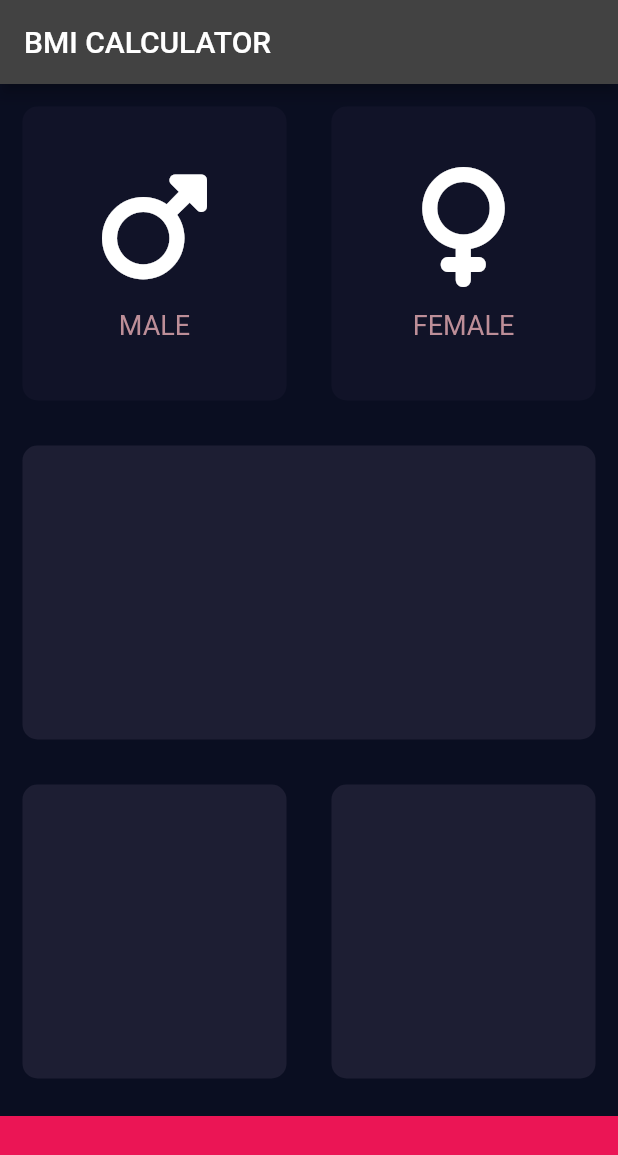
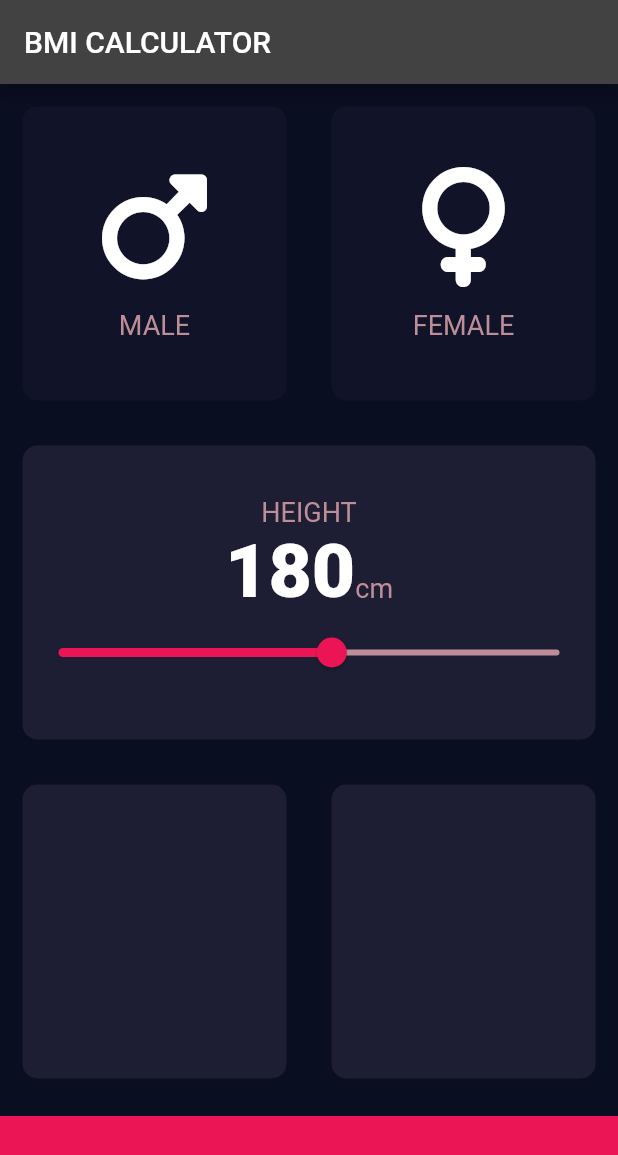
Before and after one commit to mfrancetic/bmi-calculator, a Flutter app: the screen it shows after launch, on a phone screen of 412 x 824 dp. Shown: the top 1155 px of the screen. Run offline on Flutter 3.47's test engine with Material 2 defaults, Android fonts, the phone set to English and light mode, and no system bars; our stand-ins replace font_awesome_flutter.

Commit message:
Implement toggling the selected state of male and female cards; add a height and slider to the midle card

```diff
--- a/lib/input/input_page.dart
+++ b/lib/input/input_page.dart
@@ -5,6 +5,7 @@ import 'package:flutter_bmi_calculator/models/gender.dart';
 import 'package:flutter_bmi_calculator/utils/constants/colors.dart';
 import 'package:flutter_bmi_calculator/utils/constants/dimensions.dart';
 import 'package:flutter_bmi_calculator/utils/constants/strings.dart';
+import 'package:flutter_bmi_calculator/utils/constants/styles.dart';
 import 'package:font_awesome_flutter/font_awesome_flutter.dart';
 
 class InputPage extends StatefulWidget {
@@ -16,6 +17,7 @@ class InputPage extends StatefulWidget {
 
 class _InputPageState extends State<InputPage> {
   Gender? selectedGender;
+  int height = 180;
 
   @override
   Widget build(BuildContext context) {
@@ -24,65 +26,99 @@ class _InputPageState extends State<InputPage> {
           title: const Text('BMI CALCULATOR'),
         ),
         body: Column(
+          crossAxisAlignment: CrossAxisAlignment.stretch,
           children: [
             Expanded(
               child: Row(
                 children: [
                   Expanded(
-                      child: GestureDetector(
-                    onTap: () {
-                      setState(() {
-                        selectedGender = Gender.male;
-                      });
-                    },
                     child: ReusableCard(
                       color: selectedGender == Gender.male
-                          ? inputPageActiveCardColor
-                          : inputPageInactiveCardColor,
+                          ? kInputPageActiveCardColor
+                          : kInputPageInactiveCardColor,
                       cardChild: const IconContent(
-                        label: iconContentLabelMale,
+                        label: kIconContentLabelMale,
                         icon: FontAwesomeIcons.mars,
                       ),
+                      onPress: () {
+                        setState(() {
+                          selectedGender = Gender.male;
+                        });
+                      },
                     ),
-                  )),
+                  ),
                   Expanded(
-                      child: GestureDetector(
-                    onTap: () {
+                      child: ReusableCard(
+                    color: selectedGender == Gender.female
+                        ? kInputPageActiveCardColor
+                        : kInputPageInactiveCardColor,
+                    cardChild: const IconContent(
+                      label: kIconContentLabelFemale,
+                      icon: FontAwesomeIcons.venus,
+                    ),
+                    onPress: () {
                       setState(() {
                         selectedGender = Gender.female;
                       });
                     },
-                    child: ReusableCard(
-                      color: selectedGender == Gender.female
-                          ? inputPageActiveCardColor
-                          : inputPageInactiveCardColor,
-                      cardChild: const IconContent(
-                        label: iconContentLabelFemale,
-                        icon: FontAwesomeIcons.venus,
-                      ),
-                    ),
                   )),
                 ],
               ),
             ),
-            const Expanded(
-                child: ReusableCard(color: inputPageActiveCardColor)),
+            Expanded(
+                child: ReusableCard(
+              color: kInputPageActiveCardColor,
+              cardChild: Column(
+                mainAxisAlignment: MainAxisAlignment.center,
+                children: [
+                  const Text(
+                    'HEIGHT',
+                    style: kLabelTextStyle,
+                  ),
+                  Row(
+                    mainAxisAlignment: MainAxisAlignment.center,
+                    crossAxisAlignment: CrossAxisAlignment.baseline,
+                    textBaseline: TextBaseline.alphabetic,
+                    children: [
+                      Text(height.toString(), style: kNumberTextStyle),
+                      const Text('cm', style: kLabelTextStyle),
+                    ],
+                  ),
+                  Slider(
+                    min: 120.0,
+                    max: 230.0,
+                    activeColor: kAccentColor,
+                    inactiveColor: kLightGrey,
+                    value: height.toDouble(),
+                    onChanged: (newHeight) {
+                      setState(() {
+                        height = newHeight.round();
+                      });
+                    },
+                  )
+                ],
+              ),
+            )),
             Expanded(
               child: Row(
                 children: const [
                   Expanded(
-                      child: ReusableCard(color: inputPageActiveCardColor)),
+                      child: ReusableCard(
+                    color: kInputPageActiveCardColor,
+                  )),
                   Expanded(
-                      child: ReusableCard(color: inputPageActiveCardColor)),
+                      child: ReusableCard(
+                    color: kInputPageActiveCardColor,
+                  )),
                 ],
               ),
             ),
             Container(
-              color: inputPageBottomContainerColor,
-              margin:
-                  const EdgeInsets.only(top: inputPageBottomContainerMarginTop),
+              color: kAccentColor,
+              margin: const EdgeInsets.only(
+                  top: kInputPageBottomContainerMarginTop),
               width: double.infinity,
-              height: inputPageBottomContainerHeight,
+              height: kInputPageBottomContainerHeight,
             )
           ],
         ));
--- a/lib/input/widgets/icon_content.dart
+++ b/lib/input/widgets/icon_content.dart
@@ -1,11 +1,6 @@
 import 'package:flutter/material.dart';
-import 'package:flutter_bmi_calculator/utils/constants/colors.dart';
 import 'package:flutter_bmi_calculator/utils/constants/dimensions.dart';
-
-const labelTextStyle = TextStyle(
-  fontSize: iconContentLabelTextStyleFontSize,
-  color: iconContentLabelTextStyleColor,
-);
+import 'package:flutter_bmi_calculator/utils/constants/styles.dart';
 
 class IconContent extends StatelessWidget {
   const IconContent({
@@ -24,14 +19,14 @@ class IconContent extends StatelessWidget {
       children: <Widget>[
         Icon(
           icon,
-          size: iconContentIconSize,
+          size: kIconContentIconSize,
         ),
         const SizedBox(
-          height: iconContentDividerHeight,
+          height: kIconContentDividerHeight,
         ),
         Text(
           label,
-          style: labelTextStyle,
+          style: kLabelTextStyle,
         )
       ],
     );
--- a/lib/input/widgets/reusable_card.dart
+++ b/lib/input/widgets/reusable_card.dart
@@ -5,20 +5,25 @@ class ReusableCard extends StatelessWidget {
     Key? key,
     required this.color,
     this.cardChild,
+    this.onPress,
   }) : super(key: key);
 
   final Color color;
   final Widget? cardChild;
+  final VoidCallback? onPress;
 
   @override
   Widget build(BuildContext context) {
-    return Container(
-      margin: const EdgeInsets.all(15.0),
-      decoration: BoxDecoration(
-        color: color,
-        borderRadius: BorderRadius.circular(10.0),
+    return GestureDetector(
+      onTap: onPress,
+      child: Container(
+        margin: const EdgeInsets.all(15.0),
+        decoration: BoxDecoration(
+          color: color,
+          borderRadius: BorderRadius.circular(10.0),
+        ),
+        child: cardChild,
       ),
-      child: cardChild,
     );
   }
 }
--- a/lib/utils/constants/colors.dart
+++ b/lib/utils/constants/colors.dart
@@ -1,7 +1,8 @@
 import 'package:flutter/material.dart';
 
-const inputPageActiveCardColor = Color(0xFF1D1E33);
-const inputPageInactiveCardColor = Color(0xFF111328);
-const inputPageBottomContainerColor = Color(0xFFEB1555);
+const kInputPageActiveCardColor = Color(0xFF1D1E33);
+const kInputPageInactiveCardColor = Color(0xFF111328);
 
-const iconContentLabelTextStyleColor = Color(0xFFBD8E98);
+const kAccentColor = Color(0xFFEB1555);
+
+const kLightGrey = Color(0xFFBD8E98);
--- a/lib/utils/constants/dimensions.dart
+++ b/lib/utils/constants/dimensions.dart
@@ -1,6 +1,6 @@
-const double inputPageBottomContainerHeight = 80.0;
-const double inputPageBottomContainerMarginTop = 10.0;
+const double kInputPageBottomContainerHeight = 80.0;
+const double kInputPageBottomContainerMarginTop = 10.0;
 
-const double iconContentIconSize = 80.0;
-const double iconContentLabelTextStyleFontSize = 18.0;
-const double iconContentDividerHeight = 15.0;
+const double kIconContentIconSize = 80.0;
+const double kIconContentLabelTextStyleFontSize = 18.0;
+const double kIconContentDividerHeight = 15.0;
--- a/lib/utils/constants/strings.dart
+++ b/lib/utils/constants/strings.dart
@@ -1,2 +1,2 @@
-const iconContentLabelFemale = 'FEMALE';
-const iconContentLabelMale = 'MALE';
+const kIconContentLabelFemale = 'FEMALE';
+const kIconContentLabelMale = 'MALE';
--- /dev/null
+++ b/lib/utils/constants/styles.dart
@@ -0,0 +1,10 @@
+import 'package:flutter/material.dart';
+import 'package:flutter_bmi_calculator/utils/constants/colors.dart';
+import 'package:flutter_bmi_calculator/utils/constants/dimensions.dart';
+
+const kLabelTextStyle = TextStyle(
+  fontSize: kIconContentLabelTextStyleFontSize,
+  color: kLightGrey,
+);
+
+const kNumberTextStyle = TextStyle(fontSize: 50.0, fontWeight: FontWeight.w900);
```
